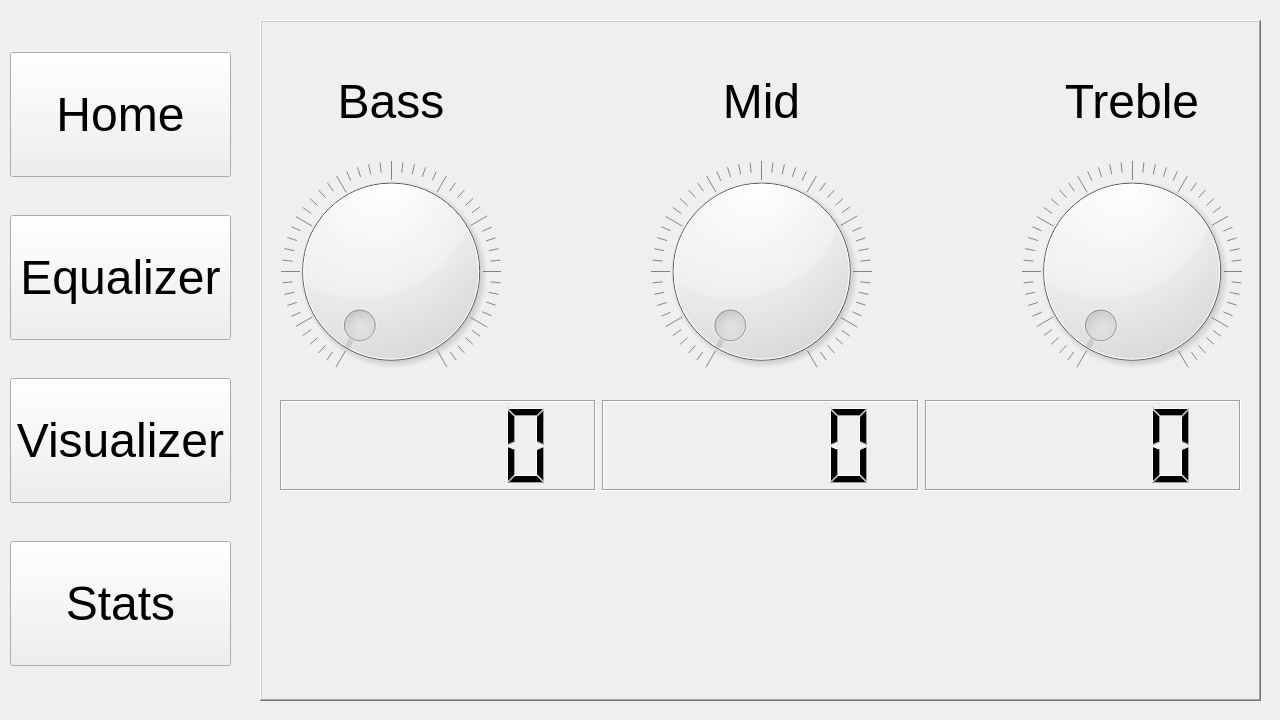
Above: BadMouth_main/bm_gui/form.ui from 490-BadMouth/BadMouth before the change. Below: the same form after it.
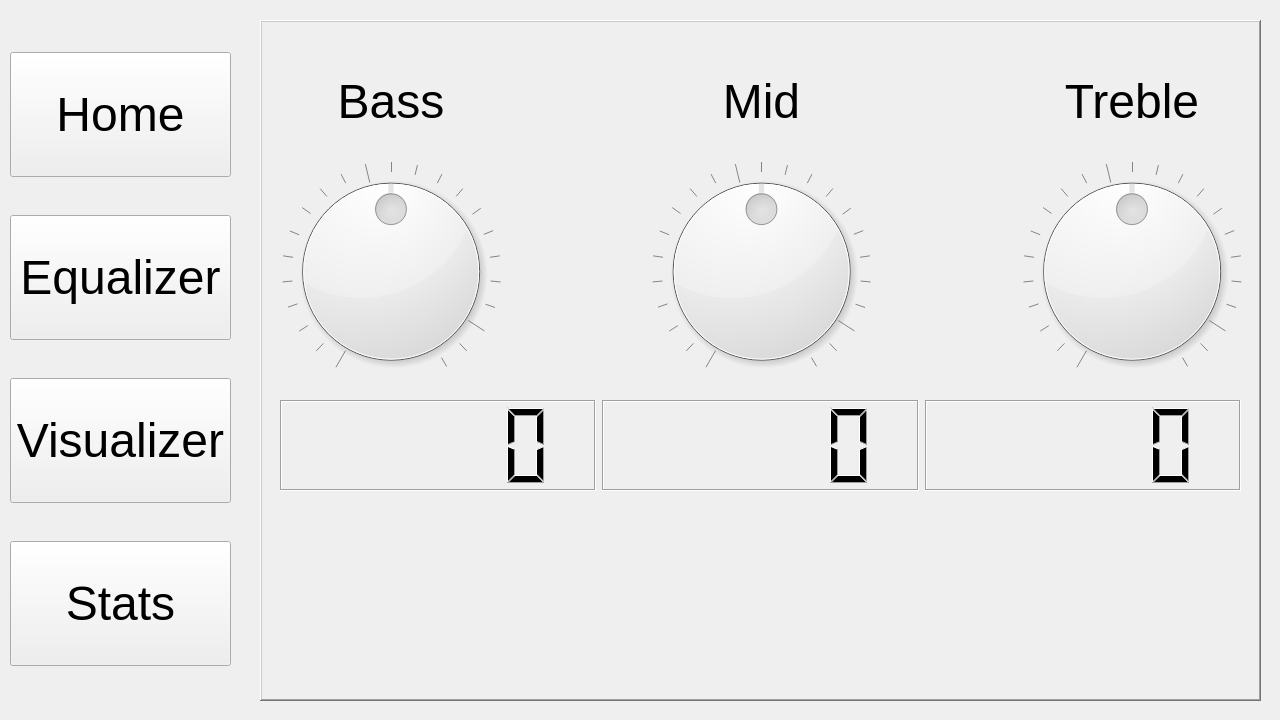
That is the form after the change. The open tabs and pages were chosen to show the change.

The edit to the form file:
```diff
--- a/BadMouth_main/bm_gui/form.ui
+++ b/BadMouth_main/bm_gui/form.ui
@@ -1100,21 +1100,39 @@
          <enum>QLayout::SetDefaultConstraint</enum>
         </property>
         <item>
-         <widget class="QDial" name="dial_2">
+         <widget class="QDial" name="dial_bass">
+          <property name="minimum">
+           <number>-11</number>
+          </property>
+          <property name="maximum">
+           <number>11</number>
+          </property>
           <property name="notchesVisible">
            <bool>true</bool>
           </property>
          </widget>
         </item>
         <item>
-         <widget class="QDial" name="dial_3">
+         <widget class="QDial" name="dial_mid">
+          <property name="minimum">
+           <number>-11</number>
+          </property>
+          <property name="maximum">
+           <number>11</number>
+          </property>
           <property name="notchesVisible">
            <bool>true</bool>
           </property>
          </widget>
         </item>
         <item>
-         <widget class="QDial" name="dial">
+         <widget class="QDial" name="dial_treb">
+          <property name="minimum">
+           <number>-11</number>
+          </property>
+          <property name="maximum">
+           <number>11</number>
+          </property>
           <property name="notchesVisible">
            <bool>true</bool>
           </property>
```
Left out of the diff: 56 changed lines with no effect on the pictures.
